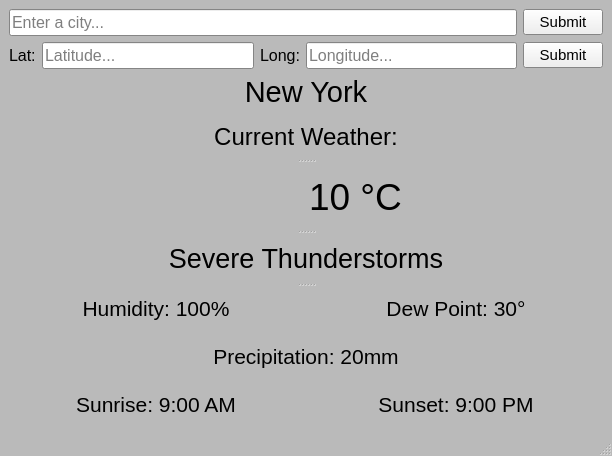
The window that mainwindow.ui (mucube/openweather) describes before a commit, drawn with Qt 5.
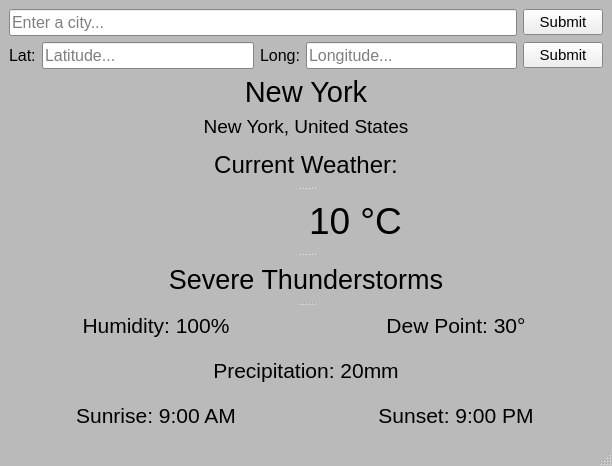
The same window after the commit.

Commit message: Show full address of location and use nominatim api for search

Diff of the .ui file:
```diff
--- a/mainwindow.ui
+++ b/mainwindow.ui
@@ -7,7 +7,7 @@
     <x>0</x>
     <y>0</y>
     <width>612</width>
-    <height>456</height>
+    <height>466</height>
    </rect>
   </property>
   <property name="sizePolicy">
@@ -180,6 +180,21 @@
       </property>
      </widget>
     </item>
+    <item>
+     <widget class="QLabel" name="fullNameLabel">
+      <property name="font">
+       <font>
+        <pointsize>14</pointsize>
+       </font>
+      </property>
+      <property name="text">
+       <string>New York, United States</string>
+      </property>
+      <property name="alignment">
+       <set>Qt::AlignCenter</set>
+      </property>
+     </widget>
+    </item>
     <item>
      <widget class="QSplitter" name="splitter">
       <property name="orientation">
```
Left out of the diff: 6 changed lines with no effect on the pictures. The commit also changes 4 other files.
